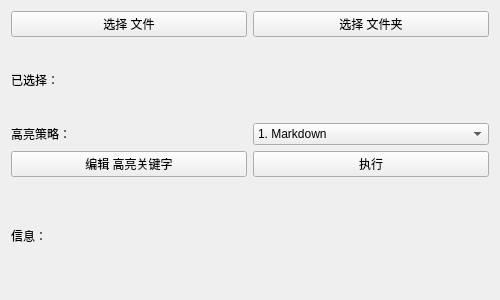
The window that src/highlight_keywords.ui (H1DDENADM1N/Highlight-Keywords) describes before a commit, drawn with Qt 5.
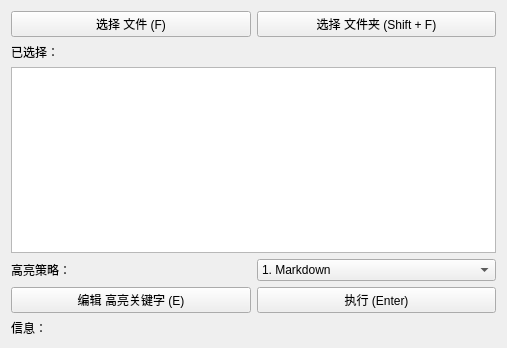
The same window after the commit.

```diff
--- a/src/highlight_keywords.ui
+++ b/src/highlight_keywords.ui
@@ -6,14 +6,14 @@
    <rect>
     <x>0</x>
     <y>0</y>
-    <width>500</width>
-    <height>300</height>
+    <width>507</width>
+    <height>348</height>
    </rect>
   </property>
   <property name="windowTitle">
    <string>HIGHTLIGHT KEYWORDS</string>
   </property>
-  <layout class="QVBoxLayout" name="verticalLayout_3">
+  <layout class="QVBoxLayout" name="verticalLayout_4">
    <item>
     <layout class="QVBoxLayout" name="verticalLayout">
      <item>
@@ -21,19 +21,29 @@
        <item>
         <widget class="QPushButton" name="pushButton_select_file">
          <property name="text">
-          <string>选择 文件</string>
+          <string>选择 文件 (F)</string>
+         </property>
+         <property name="shortcut">
+          <string>F</string>
          </property>
         </widget>
        </item>
        <item>
         <widget class="QPushButton" name="pushButton_select_folder">
          <property name="text">
-          <string>选择 文件夹</string>
+          <string>选择 文件夹 (Shift + F)</string>
+         </property>
+         <property name="shortcut">
+          <string>Shift+F</string>
          </property>
         </widget>
        </item>
       </layout>
      </item>
+    </layout>
+   </item>
+   <item>
+    <layout class="QVBoxLayout" name="verticalLayout_3">
      <item>
       <widget class="QLabel" name="label_selected_path">
        <property name="text">
@@ -41,6 +51,31 @@
        </property>
       </widget>
      </item>
+     <item>
+      <widget class="QPlainTextEdit" name="plainTextEdit_selected_path">
+       <property name="sizePolicy">
+        <sizepolicy hsizetype="Expanding" vsizetype="Minimum">
+         <horstretch>0</horstretch>
+         <verstretch>0</verstretch>
+        </sizepolicy>
+       </property>
+       <property name="minimumSize">
+        <size>
+         <width>0</width>
+         <height>50</height>
+        </size>
+       </property>
+       <property name="maximumSize">
+        <size>
+         <width>16777215</width>
+         <height>16777215</height>
+        </size>
+       </property>
+       <property name="readOnly">
+        <bool>true</bool>
+       </property>
+      </widget>
+     </item>
     </layout>
    </item>
    <item>
@@ -78,7 +113,10 @@
      <item>
       <widget class="QPushButton" name="pushButton_edit_keywords">
        <property name="text">
-        <string>编辑 高亮关键字</string>
+        <string>编辑 高亮关键字 (E)</string>
+       </property>
+       <property name="shortcut">
+        <string>E</string>
        </property>
       </widget>
      </item>
@@ -91,7 +129,10 @@
         </size>
        </property>
        <property name="text">
-        <string>执行</string>
+        <string>执行 (Enter)</string>
+       </property>
+       <property name="shortcut">
+        <string>Return</string>
        </property>
       </widget>
      </item>
```
